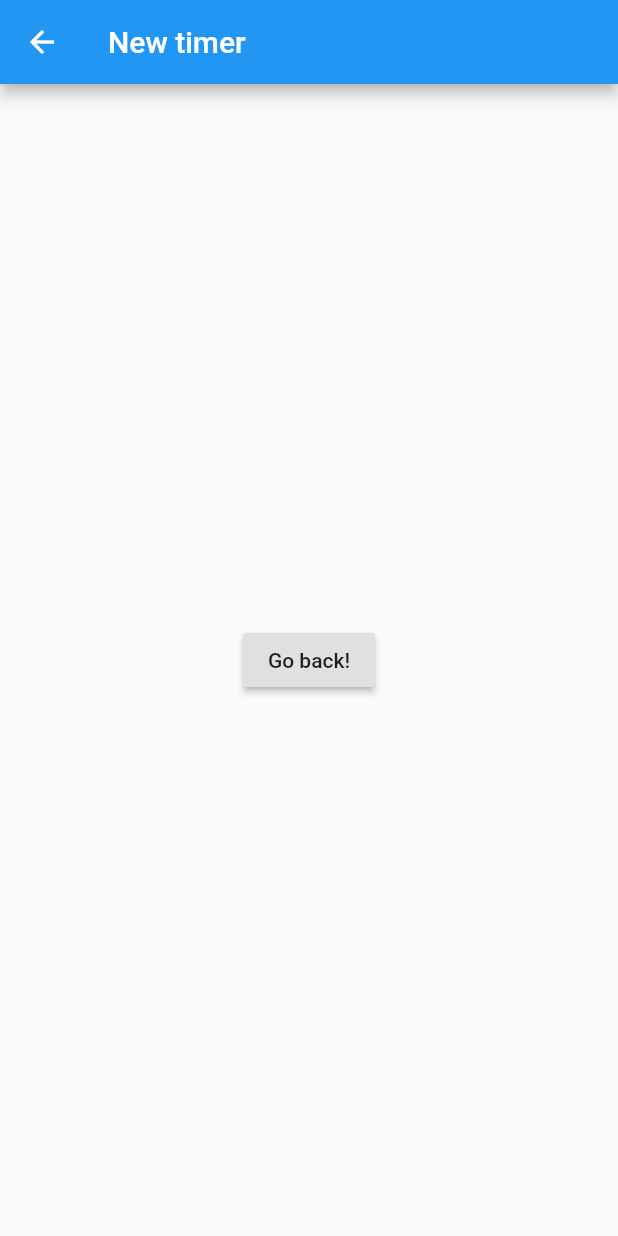
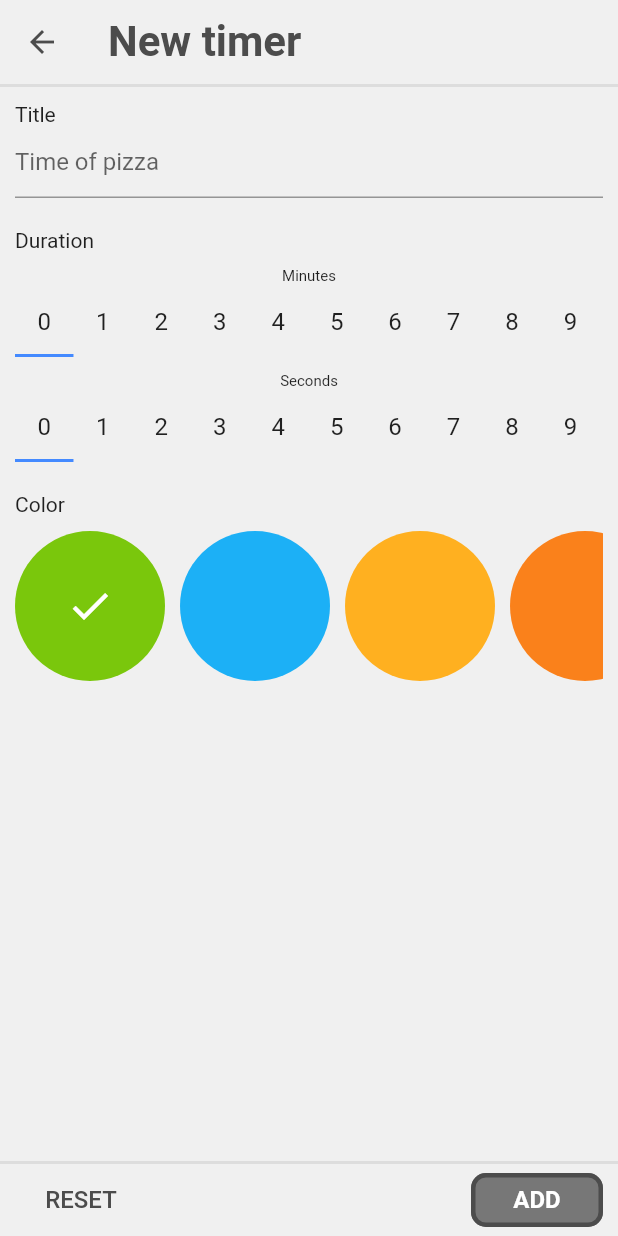
Before and after one commit to MauricioHernanCabrera/multitimer, a Flutter app: the screen it shows after launch, after a tap on the "add" icon, on a phone screen of 412 x 824 dp. Run offline on Flutter 3.47's test engine with Material 2 defaults, Android fonts, the phone set to English and light mode, and no system bars; our stand-ins replace vibration.

Commit message:
Components select color and duration, form timer

```diff
--- /dev/null
+++ b/lib/components/form_timer.dart
@@ -0,0 +1,222 @@
+import 'package:flutter/material.dart';
+import 'package:multitimer/components/select_color.dart';
+import 'package:multitimer/components/select_duration.dart';
+
+import 'package:multitimer/models/time.dart';
+import 'package:multitimer/models/timer.dart';
+
+class FormTimerComponent extends StatefulWidget {
+  TimerModel timer;
+
+  FormTimerComponent({
+    Key key,
+    this.timer = null,
+  }): super(key: key);
+  @override
+  _FormTimerComponentState createState() => _FormTimerComponentState();
+}
+
+class _FormTimerComponentState extends State<FormTimerComponent> {
+  String title;
+  String btnSubmit;
+  TimerModel timer;
+  TextEditingController controller = new TextEditingController();
+
+  void initState() {
+    super.initState();
+    setState(() {
+      if (widget.timer == null) {
+        title = 'New timer';
+        btnSubmit = 'ADD';
+        timer = TimerModel(
+          title: '',
+          time: TimeModel(minutes: 0, seconds: 0),
+          defaultTime: TimeModel(minutes: 0, seconds: 0),
+        );
+      } else {
+        title = 'Update timer';
+        btnSubmit = 'UPDATE';
+        timer = widget.timer;
+      }
+      controller.text = timer.title;
+    });
+  }
+
+  void setColorActive (Color color) {
+    setState(() {
+      timer.color = color;
+    });
+  }
+
+
+  void setMinuteActive (int number) {
+    setState(() {
+      timer.time.minutes = number;
+    });
+  }
+
+  void setSecondActive (int number) {
+    setState(() {
+      timer.time.seconds = number;
+    });
+  }
+
+  @override
+  Widget build(BuildContext context) {
+    return Scaffold(
+      resizeToAvoidBottomPadding: false,
+
+      backgroundColor: Color.fromRGBO(240, 240, 240, 1.0),
+
+      appBar: AppBar(
+        iconTheme: IconThemeData(
+          color: Color.fromRGBO(76, 76, 76, 1.0),
+        ),
+        title: Text(
+          title,
+          style: TextStyle(
+            color: Color.fromRGBO(76, 76, 76, 1.0),
+            fontSize: 28.0,
+            fontWeight: FontWeight.bold
+          ),
+        ),
+        elevation: 0.0,
+        backgroundColor: Color.fromRGBO(240, 240, 240, 1.0),
+        bottom: PreferredSize(
+          child: Container(
+            color: Color.fromRGBO(221, 221, 221, 1.0),
+            height: 2.0,
+          ),
+          preferredSize: Size.fromHeight(2.0)
+        ),
+      ),
+
+
+
+      body: Container(
+        margin: EdgeInsets.only(
+          left: 10.0,
+          right: 10.0,
+          top: 10.0,
+        ),
+        child: Column(
+          crossAxisAlignment: CrossAxisAlignment.start,
+          children: <Widget>[
+            Text(
+              "Title",
+              style: TextStyle(
+                fontSize: 14.0,
+              ),
+            ),
+            Flexible(
+              child: TextField(
+                decoration: InputDecoration(
+                  hintText: 'Time of pizza'
+                ),
+                controller: controller,
+                onChanged: (String str) {
+                  setState(() {
+                    timer.title = str;
+                  });
+                },
+              ),
+            ),
+
+
+            Container(
+              margin: EdgeInsets.only(
+                top: 20.0,
+                bottom: 10.0
+              ),
+              child: Text("Duration",
+                style: TextStyle(
+                  fontSize: 14.0,
+                ),
+              ),
+            ),
+            SelectDurationComponent(
+              numberActive: timer.time.minutes,
+              title: 'Minutes',
+              setNumberActive: setMinuteActive
+            ),
+            SelectDurationComponent(
+              numberActive: timer.time.seconds,
+              title: 'Seconds',
+              setNumberActive: setSecondActive
+            ),
+
+            SelectColorComponent(
+              colorActive: timer.color,
+              setColorActive: setColorActive
+            )
+          ],
+        ),
+      ),
+
+      bottomNavigationBar: Container(
+        decoration: BoxDecoration(
+          border: Border(
+            top: BorderSide(
+              color: Color.fromRGBO(221, 221, 221, 1.0),
+              width: 2.0
+            )
+          )
+        ),
+        padding: EdgeInsets.only(
+          left: 10.0,
+          right: 10.0
+        ),
+        child: Row(
+          children: <Widget>[
+            FlatButton(
+              onPressed: () {
+                setState(() {
+                  timer = TimerModel(
+                    title: '',
+                    time: TimeModel(minutes: 0, seconds: 0),
+                    defaultTime: TimeModel(minutes: 0, seconds: 0),
+                  );
+                });
+                controller.text = '';
+              },
+              child: Text(
+                "RESET",
+                style: TextStyle(
+                  fontSize: 16.0,
+                  color: Color.fromRGBO(76, 76, 76, 1.0)
+                ),
+              ),
+            ),
+            Expanded(child: Text(""), flex: 1),
+            RaisedButton(
+              onPressed: () {
+                timer.defaultTime = TimeModel(
+                  minutes: timer.time.minutes,
+                  seconds: timer.time.seconds,
+                );
+                Navigator.pop(context, timer);
+              },
+              textColor: Colors.white,
+              color: Color.fromRGBO(119, 119, 119, 1.0),
+              shape: RoundedRectangleBorder(
+                side: BorderSide(
+                  color: Color.fromRGBO(76, 76, 76, 1.0),
+                  width: 3.0
+                ),
+                borderRadius: BorderRadius.circular(10.0)
+              ),
+              child: Text(
+                btnSubmit,
+                style: TextStyle(
+                  fontSize: 16.0,
+                  fontWeight: FontWeight.bold
+                ),
+              ),
+              elevation: 0,
+            ),
+          ],
+        )
+      ),
+    );
+  }
+}
--- /dev/null
+++ b/lib/components/select_color.dart
@@ -0,0 +1,93 @@
+import 'package:flutter/material.dart';
+
+class SelectColorComponent extends StatelessWidget {
+  List colors = [
+    Color.fromRGBO(122, 199, 12, 1.0),
+    Color.fromRGBO(28, 176, 246, 1.0),
+    Color.fromRGBO(255, 176, 32, 1.0),
+    Color.fromRGBO(250, 129, 27, 1.0),
+    Color.fromRGBO(211, 49, 49, 1.0),
+    Color.fromRGBO(133, 73, 186, 1.0),
+    Color.fromRGBO(134, 78, 27, 1.0)
+  ];
+
+  Color colorActive;
+
+  Function setColorActive;
+
+  SelectColorComponent({
+    this.colorActive,
+    this.setColorActive,
+  });
+
+  Widget styleColorActive (Color color) {
+    if (color == colorActive) {
+      return Center(
+        child: Container(
+          child: Icon(
+            Icons.check,
+            color: Colors.white,
+            size: 32.0,
+          )
+        ),
+      );
+    } else {
+      return null;
+    }
+  }
+
+  @override
+
+  Widget build(BuildContext context) {
+    return Container(
+      margin: EdgeInsets.only(
+        top: 10.0
+      ),
+      child: Column(
+        crossAxisAlignment: CrossAxisAlignment.start,
+        children: <Widget>[
+          Text(
+            "Color",
+            style: TextStyle(
+              fontSize: 14.0,
+            ),
+          ),
+          Container(
+            height: 100.0,
+            width: MediaQuery.of(context).size.width,
+            margin: EdgeInsets.only(
+              top: 10.0,
+              bottom: 10.0,
+            ),
+
+            child: ListView(
+              scrollDirection: Axis.horizontal,
+              children: List.generate(
+                colors.length,
+                (i) => Container(
+                  height: 100.0,
+                  width: 100.0,
+                  margin: EdgeInsets.only(
+                    right: 10.0,
+                  ),
+                  decoration: BoxDecoration(
+                    color: colors[i],
+                    borderRadius: BorderRadius.circular(50.0),
+                  ),
+                  child: InkWell(
+                    borderRadius: BorderRadius.circular(50.0),
+                    child: styleColorActive(colors[i]),
+                    onTap: () {
+                      setColorActive(colors[i]);
+                    },
+                  ),
+                )
+              ),
+            ),
+          )
+
+        ],
+      ),
+    );
+  }
+}
--- /dev/null
+++ b/lib/components/select_duration.dart
@@ -0,0 +1,148 @@
+import 'package:flutter/material.dart';
+
+class SelectDurationComponent extends StatelessWidget {
+  List numbers = [
+    0,1,2,3,4,5,6,7,8,9,
+    10,11,12,13,14,15,16,17,18,19,
+    20,21,22,23,24,25,26,27,28,29,
+    30,31,32,33,34,35,36,37,38,39,
+    40,41,42,43,44,45,46,47,48,49,
+    50,51,52,53,54,55,56,57,58,59,
+  ];
+  int numberActive;
+  Function setNumberActive;
+  String title;
+
+  SelectDurationComponent({
+    this.title = 'Placeholder',
+    this.numberActive = 1,
+    this.setNumberActive,
+  });
+
+  BoxDecoration styleNumberActive (int index) {
+    if (index == numberActive) {
+      return BoxDecoration(
+        border: Border(
+          bottom: BorderSide(
+            color: Colors.blueAccent,
+            width: 2
+          )
+        )
+      );
+    } else {
+      return null;
+    }
+  }
+
+  @override
+
+  Widget build(BuildContext context) {
+    return Container(
+      margin: EdgeInsets.only(
+        bottom: 10.0
+      ),
+      child: Column(
+        mainAxisSize: MainAxisSize.min,
+        children: <Widget>[
+          Container(
+            child: Text(
+              title,
+              style: TextStyle(
+                fontSize: 10.0
+              ),
+            ),
+          ),
+          Container(
+            height: 48.0,
+            width: MediaQuery.of(context).size.width,
+            child: ListView(
+              scrollDirection: Axis.horizontal,
+              children: List.generate(
+                numbers.length,
+                (i) => Container(
+                  child: InkWell(
+                    child: Container(
+                      padding: EdgeInsets.only(
+                        top: 15.0,
+                        bottom: 15.0,
+                        left: 15.0,
+                        right: 15.0,
+                      ),
+                      decoration: styleNumberActive(i),
+                      child: Text(
+                        "${numbers[i]}",
+                        style: TextStyle(
+                          fontSize: 16.0
+                        )
+                      )
+                    ),
+                    onTap: () {
+                      setNumberActive(i);
+                    },
+                  ),
+                )
+              ),
+            ),
+          )
+        ],
+      ),
+    );
+    // return Flexible(
+    //   child: Container(
+    //     decoration: BoxDecoration(
+    //       color: Colors.red,
+    //     ),
+    //     child: Column(
+    //       crossAxisAlignment: CrossAxisAlignment.center,
+    //       mainAxisAlignment: MainAxisAlignment.center,
+    //       children: <Widget>[
+    //         Container(
+    //           decoration: BoxDecoration(
+    //             color: Colors.blue,
+    //           ),
+    //           margin: EdgeInsets.only(
+    //             top: 10.0
+    //           ),
+    //           child: Text(
+    //             title,
+    //             style: TextStyle(
+    //               fontSize: 10.0
+    //             ),
+    //           ),
+    //         ),
+            // ListView(
+            //   scrollDirection: Axis.horizontal,
+            //   children: List.generate(
+            //     numbers.length,
+            //     (i) => Container(
+            //       decoration: BoxDecoration(
+            //         color: Colors.blue,
+            //       ),
+            //       child: InkWell(
+            //         child: Container(
+            //           decoration: BoxDecoration(
+            //             color: Colors.green
+            //           ),
+            //           padding: EdgeInsets.all(10.0),
+            //           // decoration: styleNumberActive(i),
+            //           child: Text(
+            //             "${numbers[i]}",
+            //             style: TextStyle(
+            //               fontSize: 16.0
+            //             )
+            //           )
+            //         ),
+            //         onTap: () {
+            //           setNumberActive(i);
+            //         },
+            //       ),
+            //     )
+            //   ),
+            // )
+    //       ],
+    //     ),
+    //   )
+    // );
+
+  }
+}
--- a/lib/models/timer.dart
+++ b/lib/models/timer.dart
@@ -10,13 +10,14 @@ class TimerModel {
   bool active;
   Timer interval;
   Color color;
+  int id = DateTime.now().millisecondsSinceEpoch;
 
   TimerModel({
     this.time,
     this.title,
     this.active = false,
     this.defaultTime,
-    this.interval,
-    this.color,
+    this.interval = null,
+    this.color = const Color.fromRGBO(122, 199, 12, 1.0),
   });
 }
--- a/lib/screens/home.dart
+++ b/lib/screens/home.dart
@@ -1,71 +1,31 @@
 import 'package:flutter/material.dart';
-import 'package:multitimer/components/timer-item.dart';
-import 'package:multitimer/models/time.dart';
+import 'package:multitimer/components/timer_item.dart';
 import 'package:multitimer/models/timer.dart';
 
-
 class HomeScreen extends StatefulWidget {
-  HomeScreen({Key key}) : super(key: key);
   @override
   _HomeScreenState createState() => _HomeScreenState();
 }
 
 class _HomeScreenState extends State<HomeScreen> {
-  List _timers = <TimerModel>[
-    TimerModel(
-      title: 'Huevo',
-      time: TimeModel(minutes: 1, seconds: 0),
-      defaultTime: TimeModel(minutes: 1, seconds: 0),
-      interval: null,
-      color: Color.fromRGBO(122, 199, 12, 1.0)
-    ),
-    TimerModel(
-      title: 'Pizza masa',
-      time: TimeModel(minutes: 0, seconds: 30),
-      defaultTime: TimeModel(minutes: 0, seconds: 30),
-      interval: null,
-      color: Color.fromRGBO(28, 176, 246, 1.0)
-    ),
-    TimerModel(
-      title: 'Hamburguesa',
-      time: TimeModel(minutes: 0, seconds: 30),
-      defaultTime: TimeModel(minutes: 0, seconds: 30),
-      interval: null,
-      color: Color.fromRGBO(255, 176, 32, 1.0)
-    ),
-    TimerModel(
-      title: 'Hamburguesa',
-      time: TimeModel(minutes: 0, seconds: 30),
-      defaultTime: TimeModel(minutes: 0, seconds: 30),
-      interval: null,
-      color: Color.fromRGBO(250, 129, 27, 1.0)
-    ),
-    TimerModel(
-      title: 'Hamburguesa',
-      time: TimeModel(minutes: 0, seconds: 30),
-      defaultTime: TimeModel(minutes: 0, seconds: 30),
-      interval: null,
-      color: Color.fromRGBO(211, 49, 49, 1.0)
-    ),
-    TimerModel(
-      title: 'Hamburguesa',
-      time: TimeModel(minutes: 0, seconds: 30),
-      defaultTime: TimeModel(minutes: 0, seconds: 30),
-      interval: null,
-      color: Color.fromRGBO(133, 73, 186, 1.0)
-    ),
-    TimerModel(
-      title: 'Hamburguesa',
-      time: TimeModel(minutes: 0, seconds: 30),
-      defaultTime: TimeModel(minutes: 0, seconds: 30),
-      interval: null,
-      color: Color.fromRGBO(134, 78, 27, 1.0)
-    ),
-  ];
+  List _timers = <TimerModel>[];
+
+  void handleNewTimer () async {
+    TimerModel timer = await Navigator.pushNamed(context, '/new') as TimerModel;
+    if (timer != null) {
+      _timers.add(timer);
+    }
+  }
 
   void setTimer (TimerModel timer, int index) {
     setState(() {
       _timers[index] = timer;
+    });
+  }
+
+  void removeTimer (int index) {
+    setState(() {
+      _timers.removeAt(index);
     });
   }
 
@@ -76,29 +36,70 @@ class _HomeScreenState extends State<HomeScreen> {
   @override
   Widget build(BuildContext context) {
     return Scaffold(
+      backgroundColor: Color.fromRGBO(240, 240, 240, 1.0),
       appBar: AppBar(
         title: Text(
           'Multitimer',
+          style: TextStyle(
+            color: Color.fromRGBO(76, 76, 76, 1.0),
+            fontSize: 28.0,
+            fontWeight: FontWeight.bold
+          ),
+        ),
+        elevation: 0.0,
+        backgroundColor: Color.fromRGBO(240, 240, 240, 1.0),
+        bottom: PreferredSize(
+          child: Container(
+            color: Color.fromRGBO(221, 221, 221, 1.0),
+            height: 2.0,
+          ),
+          preferredSize: Size.fromHeight(2.0)
         ),
       ),
+
+
+
       body: Container(
-        margin: EdgeInsets.all(10),
+        margin: EdgeInsets.only(
+          // top: 10,
+          left: 10,
+          right: 10
+        ),
         child: ListView(
-          // children: <Widget>[
-          //   TimerItemComponent(timer: _timer, setTimer: setTimer)
-          // ],
+          padding: EdgeInsets.only(
+            bottom: 10
+          ),
           children: List<TimerItemComponent>.generate(
             _timers.length,
-            (i) => TimerItemComponent(timer: _timers[i], setTimer: setTimer, index: i)
+            (i) => TimerItemComponent(
+              timer: _timers[i],
+              setTimer: setTimer,
+              index: i,
+              removeTimer: removeTimer
+            )
           )
         ),
       ),
-      floatingActionButton: FloatingActionButton(
-        onPressed: () {
-          Navigator.pushNamed(context, '/new');
-        },
-        child: Icon(Icons.add),
-      ),
+
+
+
+      floatingActionButton: Container(
+        decoration: BoxDecoration(
+          color: Color.fromRGBO(119, 119, 119, 1.0),
+          borderRadius: BorderRadius.circular(50.0),
+          border: Border.all(
+            color: Color.fromRGBO(76, 76, 76, 1.0),
+            width: 3
+          )
+        ),
+        padding: EdgeInsets.all(5.0),
+        child: IconButton(
+          icon: Icon(Icons.add),
+          color: Colors.white,
+          iconSize: 24.0,
+          onPressed: handleNewTimer,
+        ),
+      )
     );
   }
 }
--- a/lib/screens/new_timer.dart
+++ b/lib/screens/new_timer.dart
@@ -1,20 +1,9 @@
 import 'package:flutter/material.dart';
+import 'package:multitimer/components/form_timer.dart';
 
 class NewTimerScreen extends StatelessWidget {
   @override
   Widget build(BuildContext context) {
-    return Scaffold(
-      appBar: AppBar(
-        title: Text("New timer"),
-      ),
-      body: Center(
-        child: RaisedButton(
-          onPressed: () {
-            Navigator.pop(context);
-          },
-          child: Text('Go back!'),
-        ),
-      ),
-    );
+    return FormTimerComponent();
   }
 }
--- a/pubspec.yaml
+++ b/pubspec.yaml
@@ -19,6 +19,8 @@ environment:
 dependencies:
   flutter:
     sdk: flutter
+
+  vibration: 1.2.1
 
   # The following adds the Cupertino Icons font to your application.
   # Use with the CupertinoIcons class for iOS style icons.
```
Also changed, not shown: lib/components/timer_item.dart (renamed from lib/components/timer-item.dart, +67 -13 lines), lib/screens/edit_timer.dart (+6 -13 lines), lib/theme/style.dart (deleted, +0 -13 lines), pubspec.lock, 1 other file.
